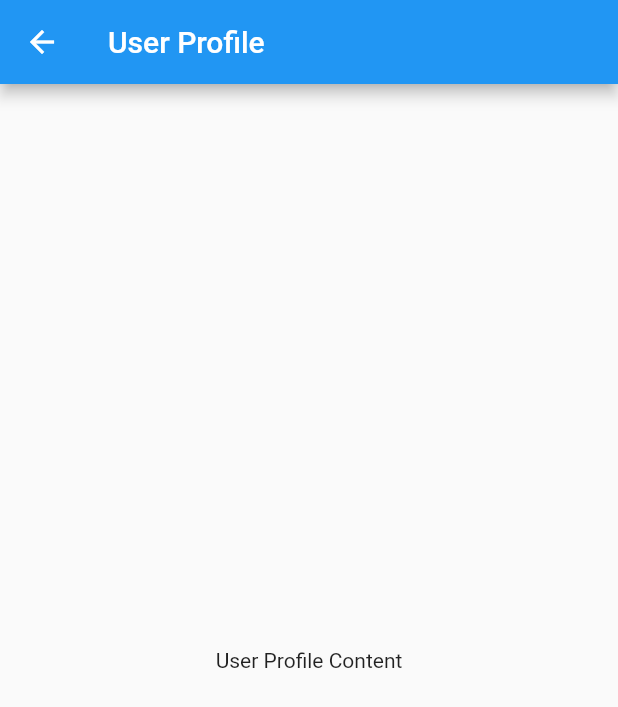
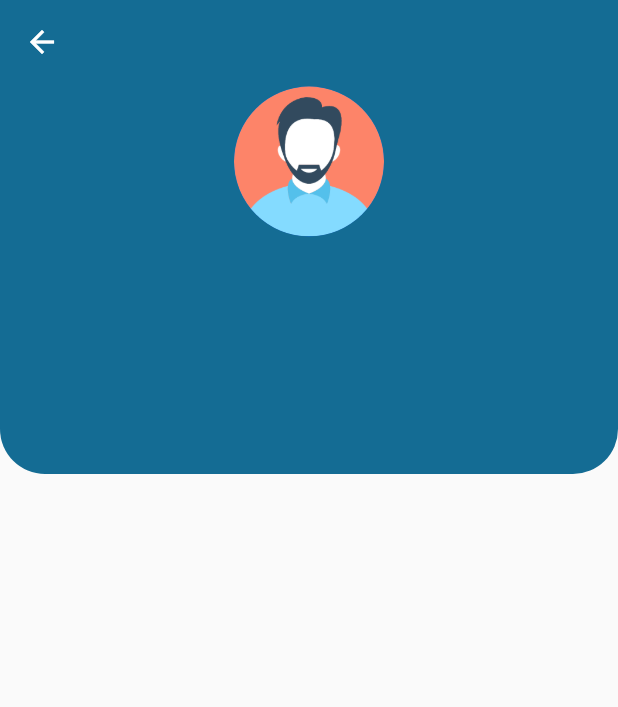
Before and after one commit to Harish3000/shades-app-flutter-project, a Flutter app: the UserProfilePage screen opened directly, on a phone screen of 412 x 824 dp. Shown: the top 707 px of the screen. Run offline on Flutter 3.47's test engine with Material 2 defaults, Android fonts, the phone set to English and light mode, and no system bars; our stand-ins replace cloud_firestore, firebase_auth, firebase_core, flutter_rating_bar; accounts and stored records are empty.

Commit message:
Update user_profile.dart

```diff
--- a/shades/lib/features/community_mgt/user_profile.dart
+++ b/shades/lib/features/community_mgt/user_profile.dart
@@ -1,15 +1,99 @@
 import 'package:flutter/material.dart';
+import 'package:firebase_auth/firebase_auth.dart';
+import 'package:cloud_firestore/cloud_firestore.dart';
 
-class UserProfilePage extends StatelessWidget {
+class UserProfilePage extends StatefulWidget {
+  @override
+  _UserProfilePageState createState() => _UserProfilePageState();
+}
+
+class _UserProfilePageState extends State<UserProfilePage> {
+  late String _username;
+  late String _email;
+  late String _profileImageURL;
+
+  @override
+  void initState() {
+    super.initState();
+    _email = ''; // Initialize _email here
+    _loadUserData();
+  }
+
+  Future<void> _loadUserData() async {
+    Map<String, dynamic> userData = await getCurrentUserData();
+    setState(() {
+      _username = (userData['username'] ?? '');
+      _email = userData['email'] ?? '';
+      _profileImageURL = 'assets/community/profile images/pp.png';
+    });
+  }
+
+  Future<Map<String, dynamic>> getCurrentUserData() async {
+    User? user = FirebaseAuth.instance.currentUser;
+    String uid = user?.uid ?? '';
+
+    DocumentSnapshot<Map<String, dynamic>> userDocument =
+        await FirebaseFirestore.instance.collection('users').doc(uid).get();
+
+    return userDocument.data() ?? {};
+  }
+
   @override
   Widget build(BuildContext context) {
-    // Build your user profile page UI here
     return Scaffold(
       appBar: AppBar(
-        title: Text('User Profile'),
+        backgroundColor: const Color(0xFF146C94),
+        elevation: 0, // Remove elevation for a cleaner look
       ),
-      body: Center(
-        child: Text('User Profile Content'),
+      body: Stack(
+        children: <Widget>[
+          Container(
+              height: 260, // Half of the screen height
+              decoration: BoxDecoration(
+                color: const Color(0xFF146C94),
+                borderRadius: BorderRadius.only(
+                  bottomLeft:
+                      Radius.circular(30), // Radius for bottom left corner
+                  bottomRight:
+                      Radius.circular(30), // Radius for bottom right corner
+                ),
+              )),
+          Positioned(
+            top: MediaQuery.of(context).size.height /
+                500, // Adjust the position as needed
+            left: 0,
+            right: 0,
+            child: Center(
+              child: Column(
+                mainAxisAlignment: MainAxisAlignment.center,
+                children: <Widget>[
+                  CircleAvatar(
+                    radius: 50,
+                    backgroundImage: AssetImage(_profileImageURL),
+                  ),
+                  SizedBox(height: 20),
+                  Text(
+                    _username.toUpperCase(),
+                    style: TextStyle(
+                      fontSize: 25,
+                      fontWeight: FontWeight.bold,
+                      color: Colors.white,
+                    ),
+                  ),
+                  SizedBox(height: 10),
+                  Text(
+                    _email,
+                    style: TextStyle(
+                      fontSize: 18,
+                      fontStyle: FontStyle.italic,
+                      color: Colors.white,
+                    ),
+                  ),
+                ],
+              ),
+            ),
+          ),
+        ],
       ),
     );
   }
```
